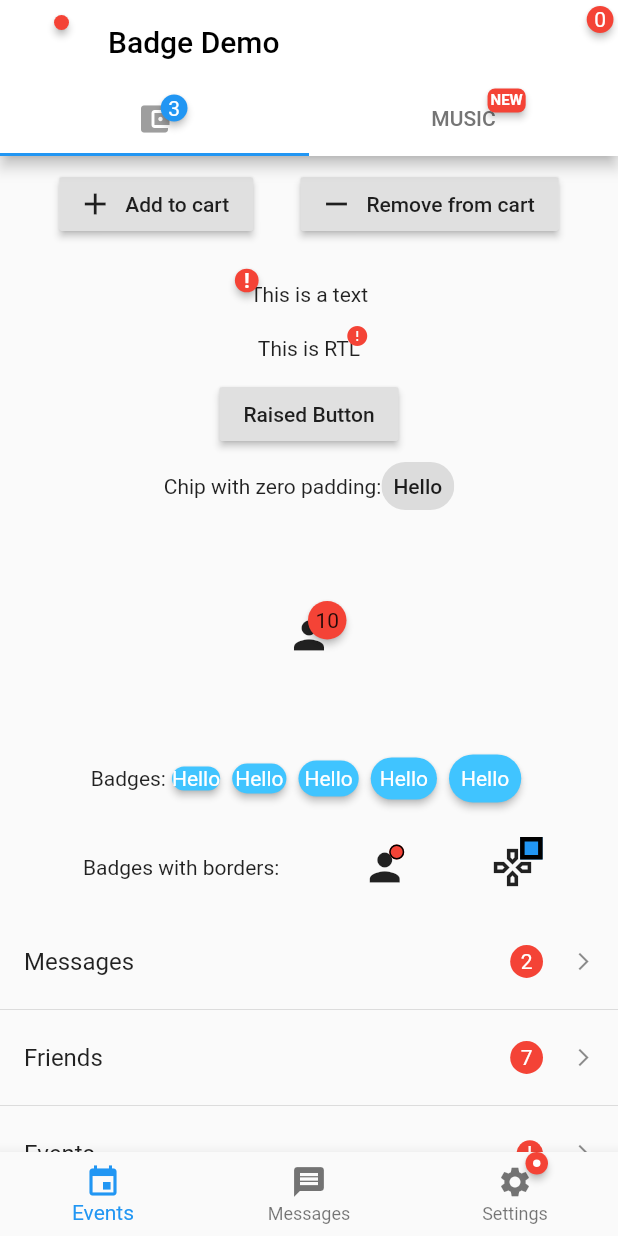
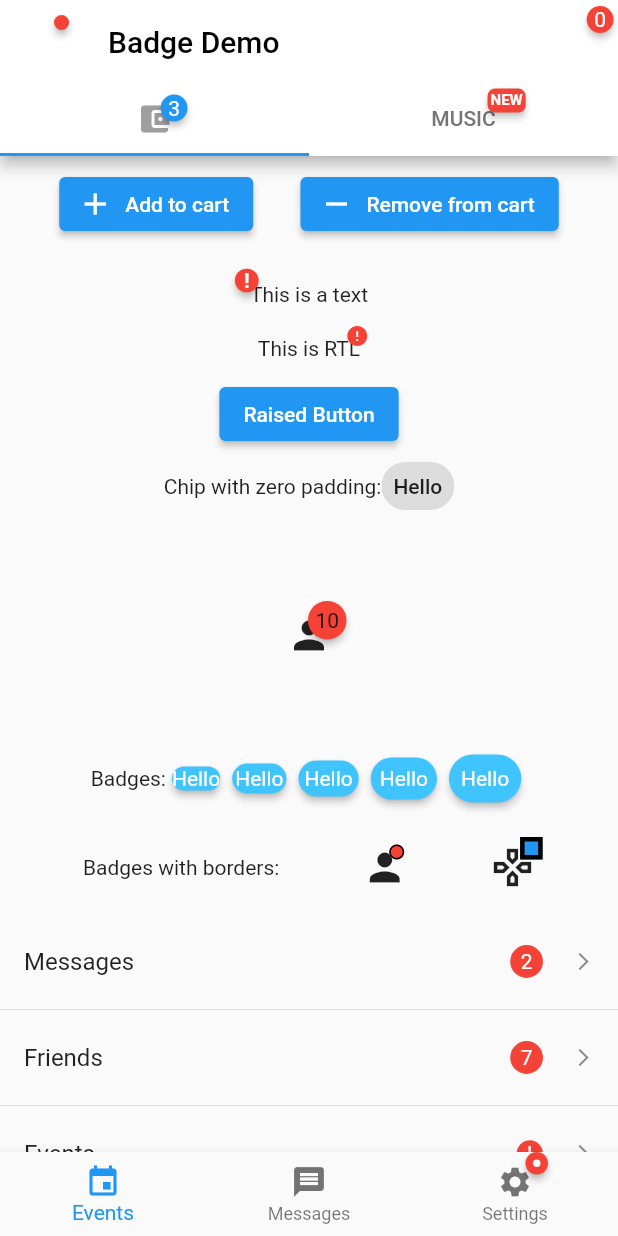
Before and after one commit to yako-dev/flutter_badges, a Flutter app: the screen it shows after launch, after a tap on "Add to cart", after a tap on "Remove from cart", after a tap on "Raised Button", on a phone screen of 412 x 824 dp. Run offline on Flutter 3.47's test engine with Material 2 defaults, Android fonts, the phone set to English and light mode, and no system bars.

Commit message:
Change RaisedButton to ElevatedButton

```diff
--- a/example/lib/main.dart
+++ b/example/lib/main.dart
@@ -27,7 +27,7 @@ class HomeScreen extends StatefulWidget {
 
 class _HomeScreenState extends State<HomeScreen> {
   int _counter = 0;
-  bool showRaisedButtonBadge = true;
+  bool showElevatedButtonBadge = true;
 
   @override
   Widget build(BuildContext context) {
@@ -56,7 +56,7 @@ class _HomeScreenState extends State<HomeScreen> {
             _addRemoveCartButtons(),
             _textBadge(),
             _directionalBadge(),
-            _raisedButtonBadge(),
+            _elevatedButtonBadge(),
             _chipWithZeroPadding(),
             expandedBadge(),
             _badgeWithZeroPadding(),
@@ -159,7 +159,7 @@ class _HomeScreenState extends State<HomeScreen> {
       child: Row(
         mainAxisAlignment: MainAxisAlignment.spaceEvenly,
         children: <Widget>[
-          RaisedButton.icon(
+          ElevatedButton.icon(
               onPressed: () {
                 setState(() {
                   _counter++;
@@ -167,7 +167,7 @@ class _HomeScreenState extends State<HomeScreen> {
               },
               icon: Icon(Icons.add),
               label: Text('Add to cart')),
-          RaisedButton.icon(
+          ElevatedButton.icon(
               onPressed: () {
                 if (_counter > 0) {
                   setState(() {
@@ -197,19 +197,19 @@ class _HomeScreenState extends State<HomeScreen> {
     );
   }
 
-  Widget _raisedButtonBadge() {
+  Widget _elevatedButtonBadge() {
     return Badge(
-      showBadge: showRaisedButtonBadge,
+      showBadge: showElevatedButtonBadge,
       padding: EdgeInsets.all(8),
       badgeColor: Colors.deepPurple,
       badgeContent: Text(
         '!',
         style: TextStyle(color: Colors.white, fontWeight: FontWeight.bold),
       ),
-      child: RaisedButton(
+      child: ElevatedButton(
         onPressed: () {
           setState(() {
-            showRaisedButtonBadge = !showRaisedButtonBadge;
+            showElevatedButtonBadge = !showElevatedButtonBadge;
           });
         },
         child: Text('Raised Button'),
```
